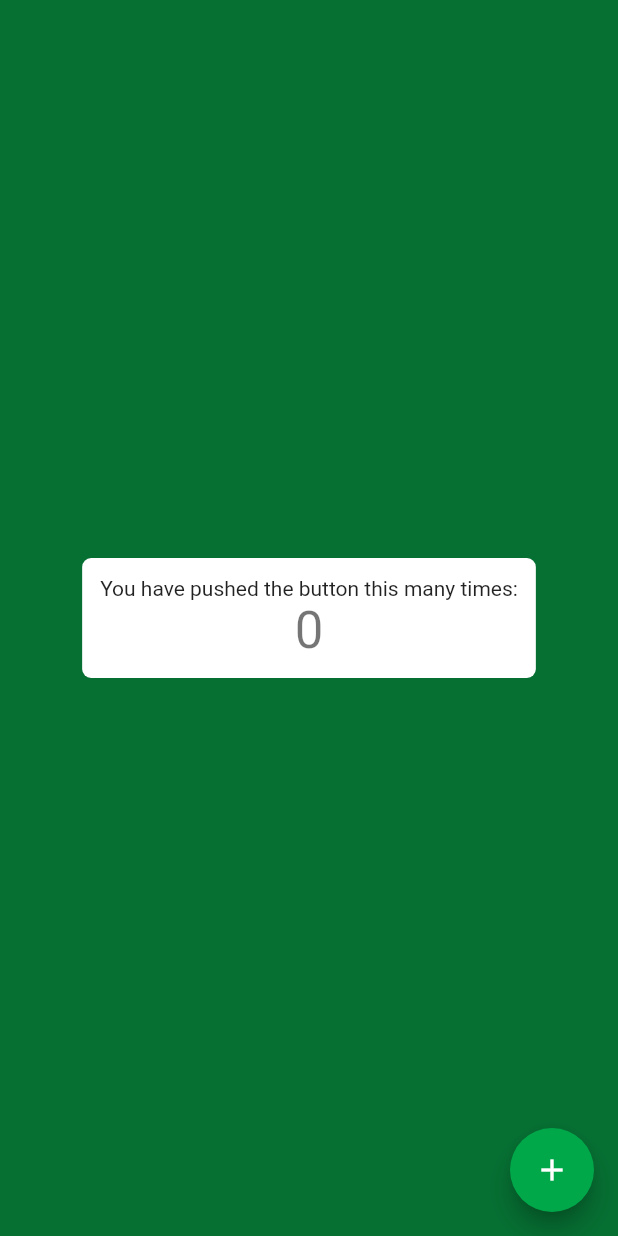
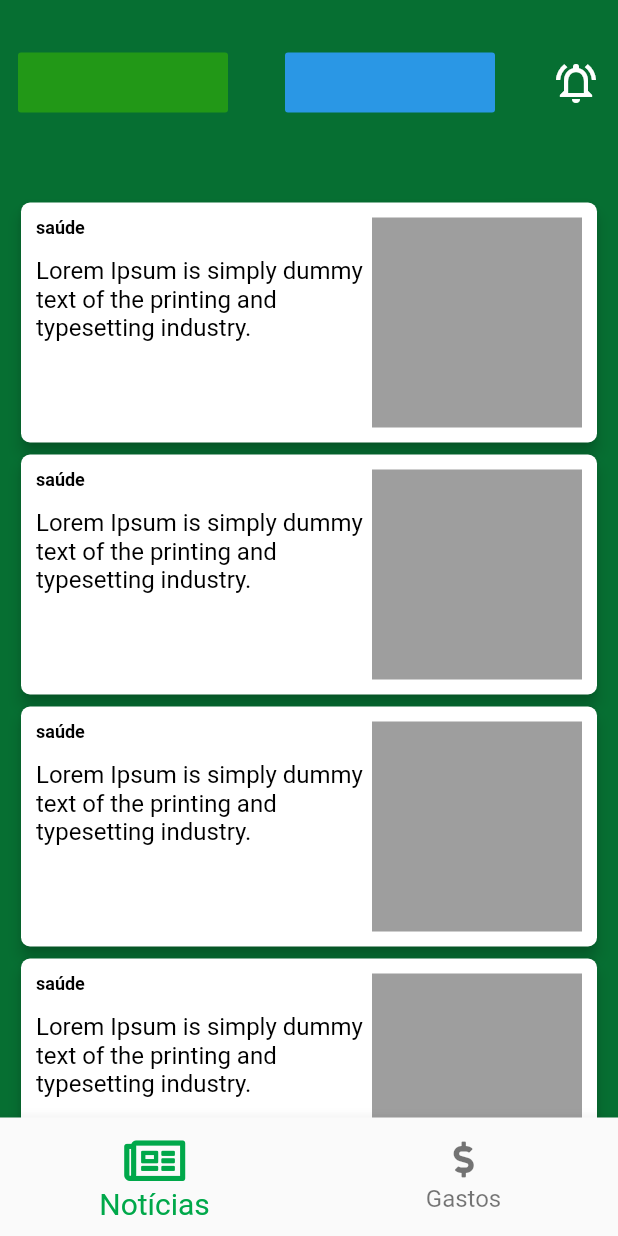
Before and after one commit to jorgejunior618/hackathon_gov_ce, a Flutter app: the screen it shows after launch, on a phone screen of 412 x 824 dp. Run offline on Flutter 3.47's test engine with Material 2 defaults, Android fonts, the phone set to English and light mode, and no system bars; our stand-ins replace font_awesome_flutter; missing offline and left inert: easy_mask.

Commit message:
Dados mockados

```diff
--- a/mobile/transparencia_gov_ce/lib/routes.dart
+++ b/mobile/transparencia_gov_ce/lib/routes.dart
@@ -4,7 +4,7 @@ import 'package:transparencia_gov_ce/screens/routing_problem.dart';
 
 Map<String, WidgetBuilder> appRoutes(BuildContext context) {
   return <String, WidgetBuilder>{
-    '/home': (context) => const MyHomePage(),
+    '/home': (context) => const Home(),
     // '*': (context) => const NotFoundRoute(),
   };
 }
@@ -13,7 +13,7 @@ class AppRoutes {
   static Route<dynamic> generateRoute(RouteSettings settings) {
     switch (settings.name) {
       case '/home':
-        return MaterialPageRoute(builder: (_) => const MyHomePage());
+        return MaterialPageRoute(builder: (_) => const Home());
 
       default:
         return MaterialPageRoute(
--- a/mobile/transparencia_gov_ce/lib/screens/home.dart
+++ b/mobile/transparencia_gov_ce/lib/screens/home.dart
@@ -1,20 +1,34 @@
 import 'package:flutter/material.dart';
+
+import 'package:font_awesome_flutter/font_awesome_flutter.dart';
 import 'package:transparencia_gov_ce/styles/material_styles.dart';
+import 'package:transparencia_gov_ce/widgets/typography.dart';
 
-class MyHomePage extends StatefulWidget {
-  const MyHomePage({
+class Home extends StatefulWidget {
+  const Home({
     Key? key,
   }) : super(key: key);
 
   @override
-  State<MyHomePage> createState() => _MyHomePageState();
+  State<Home> createState() => _HomeState();
 }
 
-class _MyHomePageState extends State<MyHomePage> {
-  int _counter = 0;
+class _HomeState extends State<Home> {
+  int _selectedIndex = 0;
 
-  void _incrementCounter() {
-    Navigator.of(context).pushNamed("erro");
+  static const List<Widget> _widgetOptions = <Widget>[
+    Noticias(),
+    SimpleText(
+      'Index 1: Business',
+      textColor: Colors.white,
+      textSize: 36.0,
+    ),
+  ];
+
+  void _onItemTapped(int index) {
+    setState(() {
+      _selectedIndex = index;
+    });
   }
 
   @override
@@ -22,33 +36,161 @@ class _MyHomePageState extends State<MyHomePage> {
     return Scaffold(
       backgroundColor: MaterialColors.bgColorScreen,
       body: Center(
-        child: Container(
-          padding: const EdgeInsets.all(12.0),
-          decoration: const BoxDecoration(
-            color: Colors.white,
-            borderRadius: BorderRadius.all(Radius.circular(6)),
+        child: _widgetOptions.elementAt(_selectedIndex),
+      ),
+      bottomNavigationBar: BottomNavigationBar(
+        items: const <BottomNavigationBarItem>[
+          BottomNavigationBarItem(
+            icon: FaIcon(FontAwesomeIcons.newspaper),
+            label: "Notícias",
+            tooltip: "Notícias",
           ),
-          child: Column(
-            mainAxisSize: MainAxisSize.min,
-            mainAxisAlignment: MainAxisAlignment.center,
-            children: <Widget>[
-              const Text(
-                'You have pushed the button this many times:',
+          BottomNavigationBarItem(
+            icon: FaIcon(FontAwesomeIcons.dollarSign),
+            label: "Gastos",
+            tooltip: "Gastos",
+          ),
+        ],
+        currentIndex: _selectedIndex,
+        selectedItemColor: MaterialColors.primary,
+        selectedFontSize: 20,
+        selectedIconTheme: const IconThemeData(size: 36),
+        unselectedFontSize: 16,
+        type: BottomNavigationBarType.fixed,
+        onTap: _onItemTapped,
+      ),
+    );
+  }
+}
+
+class Noticias extends StatelessWidget {
+  const Noticias({
+    Key? key,
+  }) : super(key: key);
+
+  @override
+  Widget build(BuildContext context) {
+    const titulo =
+        'Lorem Ipsum is simply dummy text of the printing and typesetting industry.';
+    const tag = 'saúde';
+
+    return Stack(
+      alignment: Alignment.topCenter,
+      children: [
+        SingleChildScrollView(
+          padding: const EdgeInsets.symmetric(horizontal: 14),
+          child: Padding(
+            padding: const EdgeInsets.only(top: 135.0),
+            child: Column(
+              children: [
+                for (int i = 0; i < 7; i++)
+                  const Padding(
+                    padding: EdgeInsets.only(bottom: 8.0),
+                    child: CardNoticia(tag: tag, titulo: titulo),
+                  ),
+              ],
+            ),
+          ),
+        ),
+        Container(
+          color: MaterialColors.bgColorScreen,
+          height: 110,
+          width: double.maxFinite,
+          child: Padding(
+            padding: EdgeInsets.only(
+              left: 12.0,
+              right: 12.0,
+              top: MediaQuery.of(context).padding.top,
+            ),
+            child: Row(
+              mainAxisAlignment: MainAxisAlignment.spaceBetween,
+              children: const [
+                Material(
+                  type: MaterialType.button,
+                  color: MaterialColors.whatsApp,
+                  child: SizedBox(
+                    width: 140,
+                    height: 40,
+                  ),
+                ),
+                Material(
+                  type: MaterialType.button,
+                  color: MaterialColors.telegram,
+                  child: SizedBox(
+                    width: 140,
+                    height: 40,
+                  ),
+                ),
+                Material(
+                  type: MaterialType.transparency,
+                  child: Icon(
+                    Icons.notifications_on_outlined,
+                    size: 32,
+                    color: Colors.white,
+                  ),
+                ),
+              ],
+            ),
+          ),
+        ),
+      ],
+    );
+  }
+}
+
+class CardNoticia extends StatelessWidget {
+  const CardNoticia({
+    Key? key,
+    required this.tag,
+    required this.titulo,
+  }) : super(key: key);
+
+  final String tag;
+  final String titulo;
+
+  @override
+  Widget build(BuildContext context) {
+    return Material(
+      type: MaterialType.card,
+      borderRadius: const BorderRadius.all(Radius.circular(6)),
+      elevation: 4.0,
+      child: SizedBox(
+        width: double.maxFinite,
+        child: Padding(
+          padding: const EdgeInsets.all(10),
+          child: Row(
+            children: [
+              Expanded(
+                child: SizedBox(
+                  height: 140,
+                  child: Column(
+                    crossAxisAlignment: CrossAxisAlignment.start,
+                    mainAxisSize: MainAxisSize.max,
+                    children: [
+                      Padding(
+                        padding: const EdgeInsets.only(bottom: 12.0),
+                        child: SimpleTextBold(
+                          tag,
+                          textSize: 12.0,
+                        ),
+                      ),
+                      SimpleText(
+                        titulo,
+                        textSize: 16.0,
+                      ),
+                    ],
+                  ),
+                ),
               ),
-              Text(
-                '$_counter',
-                style: Theme.of(context).textTheme.headline4,
-              ),
+              Container(
+                width: 140,
+                height: 140,
+                color: Colors.grey,
+              )
             ],
           ),
         ),
       ),
-      floatingActionButton: FloatingActionButton(
-        backgroundColor: MaterialColors.primary,
-        onPressed: _incrementCounter,
-        tooltip: 'Increment',
-        child: const Icon(Icons.add),
-      ),
     );
   }
 }
--- a/mobile/transparencia_gov_ce/lib/styles/material_styles.dart
+++ b/mobile/transparencia_gov_ce/lib/styles/material_styles.dart
@@ -13,4 +13,6 @@ class MaterialColors {
   static const Color socialFacebook = Color.fromRGBO(59, 89, 152, 1.0);
   static const Color socialTwitter = Color.fromRGBO(91, 192, 222, 1.0);
   static const Color warning = Color.fromRGBO(255, 152, 0, 1.0);
+  static const Color whatsApp = Color.fromRGBO(34, 152, 23, 1.0);
+  static const Color telegram = Color.fromRGBO(42, 151, 229, 1.0);
 }
--- a/mobile/transparencia_gov_ce/lib/widgets/typography.dart
+++ b/mobile/transparencia_gov_ce/lib/widgets/typography.dart
@@ -37,9 +37,9 @@ class SimpleTextBold extends StatelessWidget {
   const SimpleTextBold(
     this._text, {
     Key? key,
-    this.textSize: 16.0,
-    this.textAlign: TextAlign.left,
-    this.textColor: Colors.black,
+    this.textSize = 16.0,
+    this.textAlign = TextAlign.left,
+    this.textColor = Colors.black,
   }) : super(key: key);
 
   @override
--- a/mobile/transparencia_gov_ce/pubspec.yaml
+++ b/mobile/transparencia_gov_ce/pubspec.yaml
@@ -33,8 +33,9 @@ dependencies:
   flutter_localizations:
     sdk: flutter
 
+  easy_mask: ^1.1.5
+  font_awesome_flutter: ^9.2.0
 
-  easy_mask: ^1.1.5
   # The following adds the Cupertino Icons font to your application.
   # Use with the CupertinoIcons class for iOS style icons.
   cupertino_icons: ^1.0.2
```
Also changed, not shown: mobile/transparencia_gov_ce/pubspec.lock.
